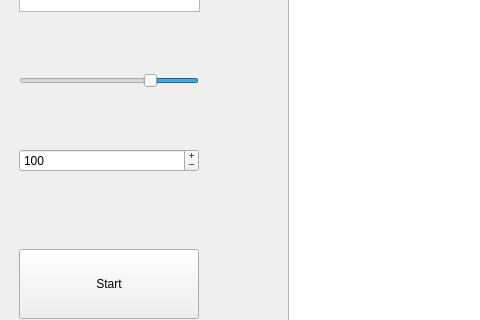
The window that AlgorithmVisualizer/sortwindow.ui (sanja10/AlgorithmVisualizer) describes before a commit, drawn with Qt 5; both pictures show x 0 to 480 and y 418 to 738 of the 1200 by 950 pixel window.
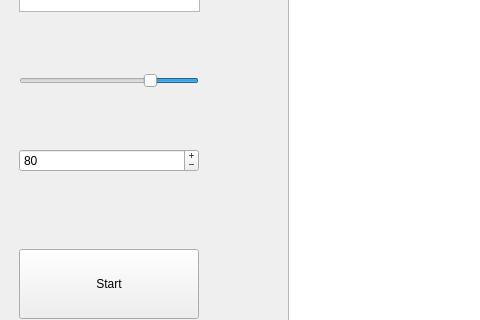
The same window after the commit.

Patch:
```diff
--- a/AlgorithmVisualizer/sortwindow.ui
+++ b/AlgorithmVisualizer/sortwindow.ui
@@ -2187,6 +2187,9 @@
          <property name="accelerated">
           <bool>false</bool>
          </property>
+         <property name="suffix">
+          <string extracomment="number of clomuns"/>
+         </property>
          <property name="prefix">
           <string/>
          </property>
@@ -2200,7 +2203,7 @@
           <number>10</number>
          </property>
          <property name="value">
-          <number>100</number>
+          <number>80</number>
          </property>
         </widget>
        </item>
```
